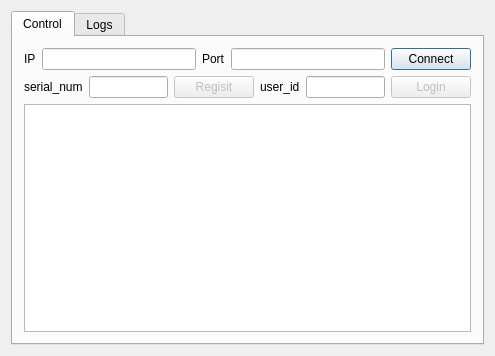
The window that FunctionalClientTest/maindialog.ui (ChowZenki/zpserver) describes before a commit, drawn with Qt 5.
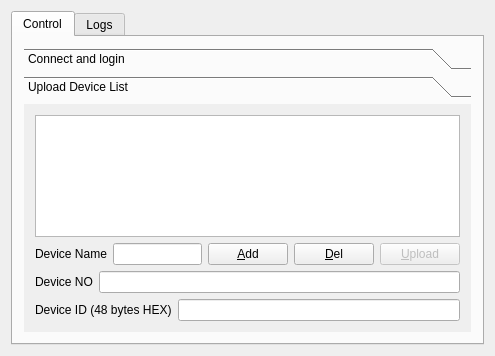
The same window after the commit. The open tabs and pages were chosen to show the change.

Commit message: Add a devlist upload msg. however, we encoutered a "MySQL server has gone away" problem when accessing the db. we will work into this bug.

What changed in the file:
```diff
--- a/FunctionalClientTest/maindialog.ui
+++ b/FunctionalClientTest/maindialog.ui
@@ -13,7 +13,7 @@
   <property name="windowTitle">
    <string>MainDialog</string>
   </property>
-  <layout class="QVBoxLayout" name="verticalLayout">
+  <layout class="QVBoxLayout" name="verticalLayout_4">
    <item>
     <widget class="QTabWidget" name="tabWidget">
      <property name="currentIndex">
@@ -25,6 +25,24 @@
       </attribute>
       <layout class="QVBoxLayout" name="verticalLayout_2">
        <item>
+        <widget class="QToolBox" name="toolBox_ctrl">
+         <property name="currentIndex">
+          <number>0</number>
+         </property>
+         <widget class="QWidget" name="page">
+          <property name="geometry">
+           <rect>
+            <x>0</x>
+            <y>0</y>
+            <width>453</width>
+            <height>243</height>
+           </rect>
+          </property>
+          <attribute name="label">
+           <string>Connect and login</string>
+          </attribute>
+          <layout class="QVBoxLayout" name="verticalLayout">
+           <item>
         <layout class="QHBoxLayout" name="horizontalLayout">
          <item>
           <widget class="QLabel" name="label_4">
@@ -104,7 +122,112 @@
         </layout>
        </item>
        <item>
-        <widget class="QPlainTextEdit" name="plainTextEdit_box_userids"/>
+            <spacer name="verticalSpacer">
+             <property name="orientation">
+              <enum>Qt::Vertical</enum>
+             </property>
+             <property name="sizeHint" stdset="0">
+              <size>
+               <width>20</width>
+               <height>40</height>
+              </size>
+             </property>
+            </spacer>
+           </item>
+          </layout>
+         </widget>
+         <widget class="QWidget" name="page_2">
+          <property name="geometry">
+           <rect>
+            <x>0</x>
+            <y>0</y>
+            <width>453</width>
+            <height>243</height>
+           </rect>
+          </property>
+          <attribute name="label">
+           <string>Upload Device List</string>
+          </attribute>
+          <layout class="QVBoxLayout" name="verticalLayout_5">
+           <item>
+            <widget class="QTableView" name="tableView_deviceList">
+             <property name="alternatingRowColors">
+              <bool>true</bool>
+             </property>
+             <property name="selectionMode">
+              <enum>QAbstractItemView::SingleSelection</enum>
+             </property>
+            </widget>
+           </item>
+           <item>
+            <layout class="QHBoxLayout" name="horizontalLayout_2">
+             <item>
+              <widget class="QLabel" name="label">
+               <property name="text">
+                <string>Device Name</string>
+               </property>
+              </widget>
+             </item>
+             <item>
+              <widget class="QLineEdit" name="lineEdit_dev_name"/>
+             </item>
+             <item>
+              <widget class="QPushButton" name="pushButton_devlist_add">
+               <property name="text">
+                <string>&amp;Add</string>
+               </property>
+              </widget>
+             </item>
+             <item>
+              <widget class="QPushButton" name="pushButton_devlist_del">
+               <property name="text">
+                <string>&amp;Del</string>
+               </property>
+              </widget>
+             </item>
+             <item>
+              <widget class="QPushButton" name="pushButton_devlist_upload">
+               <property name="enabled">
+                <bool>false</bool>
+               </property>
+               <property name="text">
+                <string>&amp;Upload</string>
+               </property>
+              </widget>
+             </item>
+            </layout>
+           </item>
+           <item>
+            <layout class="QHBoxLayout" name="horizontalLayout_3">
+             <item>
+              <widget class="QLabel" name="label_2">
+               <property name="text">
+                <string>Device NO</string>
+               </property>
+              </widget>
+             </item>
+             <item>
+              <widget class="QLineEdit" name="lineEdit_dev_no"/>
+             </item>
+            </layout>
+           </item>
+           <item>
+            <layout class="QHBoxLayout" name="horizontalLayout_5">
+             <item>
+              <widget class="QLabel" name="label_6">
+               <property name="text">
+                <string>Device ID (48 bytes HEX)</string>
+               </property>
+              </widget>
+             </item>
+             <item>
+              <widget class="QLineEdit" name="lineEdit_dev_id"/>
+             </item>
+            </layout>
+           </item>
+          </layout>
+         </widget>
+        </widget>
        </item>
       </layout>
      </widget>
```
Left out of the diff: 2 changed lines with no effect on the pictures. Lines whose indentation alone changed are shown as unchanged. The commit also changes 5 other files.
